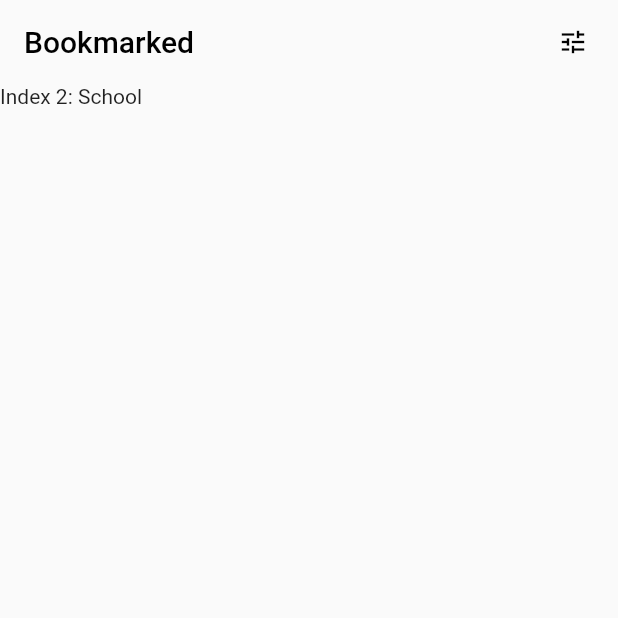
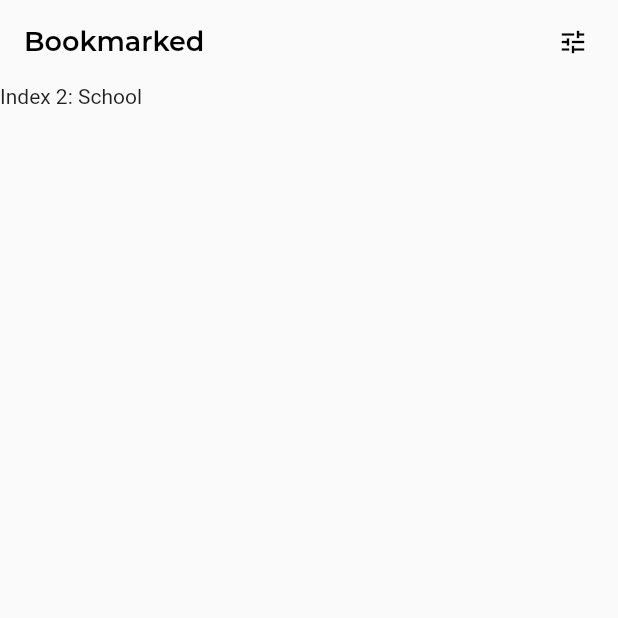
Before and after one commit to AppCreativity/BirdAtlas, a Flutter app: the screen it shows after launch, item 3 of the bottom bar chosen, on a phone screen of 412 x 824 dp, the top half of it. Run offline on Flutter 3.47's test engine with Material 2 defaults, Android fonts, the phone set to English and light mode, and no system bars.

Commit message:
Added Montserrat font

```diff
--- a/frontend_fultter/lib/main.dart
+++ b/frontend_fultter/lib/main.dart
@@ -1,7 +1,17 @@
 import 'package:flutter/material.dart';
+// import 'package:flutter/services.dart';
 import 'package:fultter_birdatlas/main/mainPage.dart';
 
 void main() {
+  // SystemChrome.setSystemUIOverlayStyle(SystemUiOverlayStyle(
+  //   systemNavigationBarColor: Colors.white, // navigation bar color
+  //   statusBarColor: Colors.white, // status bar color
+  //   statusBarBrightness: Brightness.light, //status bar brigtness
+  //   statusBarIconBrightness: Brightness.light, //status barIcon Brightness
+  //   systemNavigationBarDividerColor:
+  //       Colors.greenAccent, //Navigation bar divider color
+  //   systemNavigationBarIconBrightness: Brightness.light,
+  // )); //navigation bar icon
   runApp(BirdAtlasApp());
 }
 
@@ -14,7 +24,8 @@ class BirdAtlasApp extends StatelessWidget {
         primarySwatch: Colors.blue,
         visualDensity: VisualDensity.adaptivePlatformDensity,
       ),
-      home: SafeArea(child: MainPage()),
+      //home: SafeArea(child: MainPage()), //SafeArea not needed, the AppBar takes care of it
+      home: MainPage(),
       debugShowCheckedModeBanner: false,
     );
   }
--- a/frontend_fultter/lib/main/tabs/tabAppBar.dart
+++ b/frontend_fultter/lib/main/tabs/tabAppBar.dart
@@ -1,4 +1,5 @@
 import 'package:flutter/material.dart';
+import 'package:fultter_birdatlas/styles.dart';
 
 class TabAppBar extends StatefulWidget implements PreferredSizeWidget {
   final String title;
@@ -24,6 +25,7 @@ class _TabAppBarState extends State<TabAppBar> {
     return AppBar(
       elevation: 0, //Remove the shadow line
       backgroundColor: Colors.transparent,
+      brightness: Brightness.light,
       actionsIconTheme: IconThemeData(size: 20.0, color: Colors.black),
       actions: [
         Padding(
@@ -34,10 +36,7 @@ class _TabAppBarState extends State<TabAppBar> {
                   Icons.tune,
                 )))
       ],
-      title: Text(
-        title,
-        style: TextStyle(color: Colors.black),
-      ),
+      title: Text(title, style: TitleTextStyle),
     );
   }
 }
--- a/frontend_fultter/lib/styles.dart
+++ b/frontend_fultter/lib/styles.dart
@@ -1,4 +1,5 @@
 import 'dart:ui';
+import 'package:flutter/material.dart';
 
 enum ColorValue { dark, ligthBlue, warmBlue, darkBlue }
 
@@ -8,3 +9,10 @@ const AppColors = {
   ColorValue.warmBlue: Color(0x3D60DB),
   ColorValue.darkBlue: Color(0xFF1235B2)
 };
+
+//TODO: Glenn - read https://flutter.dev/docs/cookbook/design/themes
+const TitleTextStyle = TextStyle(
+    color: Colors.black,
+    fontFamily: 'Montserrat',
+    fontWeight: FontWeight.w700,
+    fontSize: 18);
```
Also changed, not shown: frontend_fultter/pubspec.yaml (+11 -18 lines), frontend_fultter/fonts/Montserrat-Light.ttf (added), frontend_fultter/fonts/Montserrat-Medium.ttf (added), frontend_fultter/fonts/Montserrat-Regular.ttf (added), frontend_fultter/fonts/Montserrat-SemiBold.ttf (added), 6 other files.
